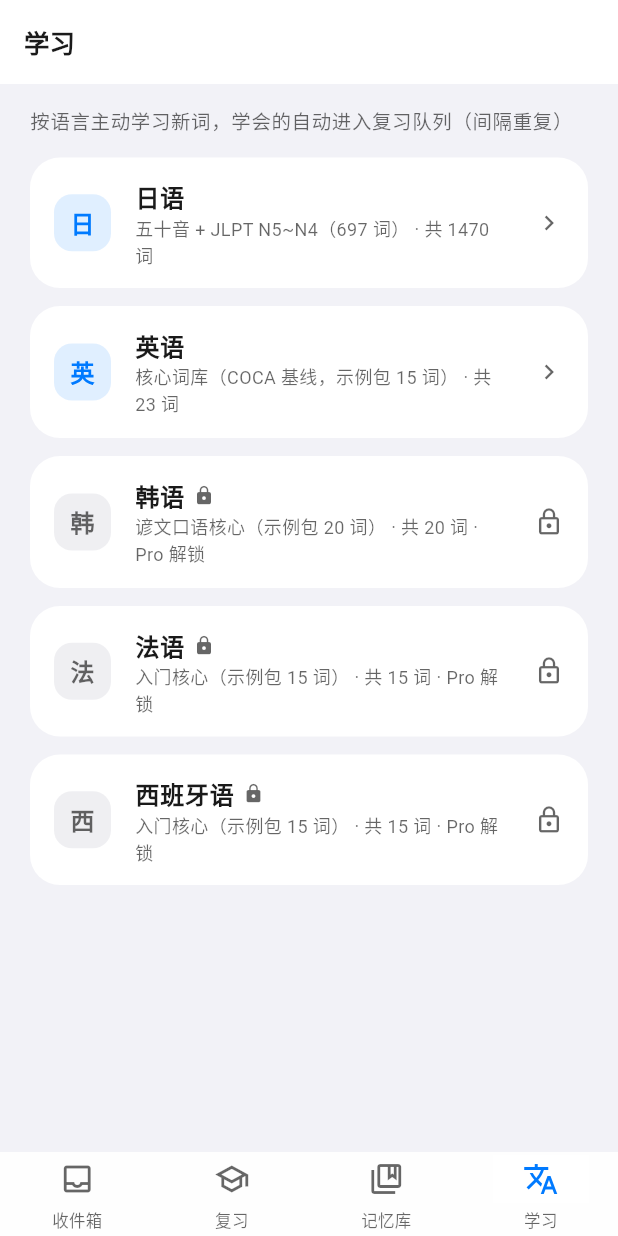
After one commit to luskyle/glean, a Flutter app: the screen it shows after launch, item 4 of the bottom bar chosen, on a phone screen of 412 x 824 dp. The commit adds this screen. Run offline on Flutter 3.47's test engine with Material 3 defaults, Android fonts, the phone set to English and light mode, and no system bars; our stand-ins replace drift, drift_flutter, fl_chart, flutter_riverpod, shared_preferences; missing offline and left inert: webdav_client; accounts and stored records are empty; generated files the repository leaves out were written again.

Commit message:
feat: 词库多语言扩展（付费分级）+ 主动学习 Tab
- 语言包分级：日语/英语免费，韩语/法语/西班牙语需 Pro 解锁
  （LanguageCatalog + 学习页锁标 + 订阅墙拦截）
- 附加语言包 extra_langs.json（en 15 / ko 20 / fr 15 / es 15 示例核心词）
- 词库管线扩展：loadJson 支持多语言条目；导入 words 表全语言
- 学习 Tab（桌面侧栏 + 移动第 4 Tab）：选语言 → 词库未学词闪卡
  （先看再自测 → 学会即成卡入复习队列，wordId 关联防重复学习）
- ItemRepository：unstudiedWords（排除已学）+ createManualCard 支持
  指定词条关联
- 测试 53 全绿（新增同步 2 + 学习 3），analyze 零问题

```diff
--- /dev/null
+++ b/lib/data/dictionary/language_catalog.dart
@@ -0,0 +1,72 @@
+/// 语言包目录（词库付费分级）。
+///
+/// 商业模式（2026-09 讨论确认）：**日语/英语免费**；更多小语种
+/// （韩语/法语/西班牙语…）需 Pro 订阅解锁（跟随现有订阅墙）。
+library;
+
+class LanguageInfo {
+  const LanguageInfo({
+    required this.code,
+    required this.name,
+    required this.badge,
+    required this.free,
+    required this.desc,
+  });
+
+  final String code;
+  final String name;
+
+  /// 列表徽标文字（避免依赖平台 emoji flag 字体）。
+  final String badge;
+  final bool free;
+  final String desc;
+}
+
+class LanguageCatalog {
+  const LanguageCatalog._();
+
+  static const _freeLangs = {'ja', 'en'};
+
+  static const entries = <LanguageInfo>[
+    LanguageInfo(
+      code: 'ja',
+      name: '日语',
+      badge: '日',
+      free: true,
+      desc: '五十音 + JLPT N5~N4（697 词）',
+    ),
+    LanguageInfo(
+      code: 'en',
+      name: '英语',
+      badge: '英',
+      free: true,
+      desc: '核心词库（COCA 基线，示例包 15 词）',
+    ),
+    LanguageInfo(
+      code: 'ko',
+      name: '韩语',
+      badge: '韩',
+      free: false,
+      desc: '谚文口语核心（示例包 20 词）',
+    ),
+    LanguageInfo(
+      code: 'fr',
+      name: '法语',
+      badge: '法',
+      free: false,
+      desc: '入门核心（示例包 15 词）',
+    ),
+    LanguageInfo(
+      code: 'es',
+      name: '西班牙语',
+      badge: '西',
+      free: false,
+      desc: '入门核心（示例包 15 词）',
+    ),
+  ];
+
+  static bool isFree(String lang) => _freeLangs.contains(lang);
+
+  static bool unlocked(String lang, {required bool isPro}) =>
+      isFree(lang) || isPro;
+}
--- a/lib/features/home/desktop_sidebar.dart
+++ b/lib/features/home/desktop_sidebar.dart
@@ -89,6 +89,12 @@ class DesktopSidebar extends ConsumerWidget {
                     label: '记忆库',
                     selected: activeTab == 2 && _isAllView(ref),
                     onTap: () => _openLibraryAll(ref),
+                  ),
+                  _SidebarRow(
+                    icon: Icons.translate,
+                    label: '学习',
+                    selected: activeTab == 3,
+                    onTap: () => onSelectTab(3),
                   ),
                 ],
               ),
--- a/lib/features/home/home_shell.dart
+++ b/lib/features/home/home_shell.dart
@@ -10,6 +10,7 @@ import '../library/library_screen.dart';
 import '../review/curve_screen.dart';
 import '../review/review_screen.dart';
 import '../settings/settings_screen.dart';
+import '../study/study_screen.dart';
 import 'desktop_sidebar.dart';
 
 /// 当前 Tab（默认落点 = 复习页，见设计原则 2）。
@@ -29,7 +30,7 @@ class HomeShell extends ConsumerStatefulWidget {
 
 class _HomeShellState extends ConsumerState<HomeShell>
     with WidgetsBindingObserver {
-  static const _titles = ['收件箱', '今日复习', '记忆库'];
+  static const _titles = ['收件箱', '今日复习', '记忆库', '学习'];
   static const _wideBreakpoint = 900.0;
 
   /// 顶栏全局搜索框控制器（宽屏）。
@@ -184,6 +185,7 @@ class _HomeShellState extends ConsumerState<HomeShell>
                           InboxScreen(active: tabIndex == 0),
                           ReviewScreen(active: tabIndex == 1),
                           LibraryScreen(active: tabIndex == 2),
+                          StudyScreen(active: tabIndex == 3),
                         ],
                       ),
                     ),
@@ -300,6 +302,7 @@ class _HomeShellState extends ConsumerState<HomeShell>
           InboxScreen(active: tabIndex == 0),
           ReviewScreen(active: tabIndex == 1),
           LibraryScreen(active: tabIndex == 2),
+          StudyScreen(active: tabIndex == 3),
         ],
       ),
       floatingActionButton: isInbox
@@ -333,6 +336,11 @@ class _HomeShellState extends ConsumerState<HomeShell>
             selectedIcon: Icon(Icons.collections_bookmark),
             label: '记忆库',
           ),
+          NavigationDestination(
+            icon: Icon(Icons.translate),
+            selectedIcon: Icon(Icons.translate),
+            label: '学习',
+          ),
         ],
       ),
     );
--- /dev/null
+++ b/lib/features/study/study_screen.dart
@@ -0,0 +1,139 @@
+import 'package:flutter/material.dart';
+import 'package:flutter_riverpod/flutter_riverpod.dart';
+
+import '../../data/dictionary/language_catalog.dart';
+import '../../providers.dart';
+import '../../shared/empty_state.dart';
+import '../../shared/ios_large_title.dart';
+import '../settings/paywall_sheet.dart';
+import 'study_session_screen.dart';
+
+/// 学习 Tab：按语言主动学习（新词闪卡 → 自动进入 SRS 复习队列）。
+///
+/// 语言包分级：日语/英语免费；韩/法/西 等需 Pro 解锁。
+class StudyScreen extends ConsumerWidget {
+  const StudyScreen({super.key, this.active = true});
+
+  final bool active;
+
+  @override
+  Widget build(BuildContext context, WidgetRef ref) {
+    if (!active) return const SizedBox.shrink();
+
+    final settings = ref.watch(settingsProvider);
+    final dict = ref.watch(dictionaryServiceProvider);
+    final counts = dict.countsByLang();
+
+    return ListView(
+      padding: const EdgeInsets.fromLTRB(20, 12, 20, 88),
+      children: [
+        const IOSLargeTitle('学习'),
+        const SizedBox(height: 4),
+        Text(
+          '按语言主动学习新词，学会的自动进入复习队列（间隔重复）',
+          style: Theme.of(context).textTheme.bodySmall,
+        ),
+        const SizedBox(height: 16),
+        for (final lang in LanguageCatalog.entries)
+          _LangCard(
+            info: lang,
+            entryCount: counts[lang.code] ?? 0,
+            unlocked:
+                LanguageCatalog.unlocked(lang.code, isPro: settings.isPro),
+            onTap: () {
+              if (LanguageCatalog.unlocked(lang.code, isPro: settings.isPro)) {
+                Navigator.of(context).push(
+                  MaterialPageRoute(
+                    builder: (_) => StudySessionScreen(lang: lang.code),
+                  ),
+                );
+              } else {
+                PaywallSheet.show(
+                    context: context, reason: '解锁语言包：${lang.name}');
+              }
+            },
+          ),
+      ],
+    );
+  }
+}
+
+class _LangCard extends StatelessWidget {
+  const _LangCard({
+    required this.info,
+    required this.entryCount,
+    required this.unlocked,
+    required this.onTap,
+  });
+
+  final LanguageInfo info;
+  final int entryCount;
+  final bool unlocked;
+  final VoidCallback onTap;
+
+  @override
+  Widget build(BuildContext context) {
+    final scheme = Theme.of(context).colorScheme;
+    return Card(
+      margin: const EdgeInsets.only(bottom: 12),
+      child: ListTile(
+        contentPadding: const EdgeInsets.symmetric(horizontal: 16, vertical: 6),
+        onTap: onTap,
+        leading: Container(
+          width: 38,
+          height: 38,
+          alignment: Alignment.center,
+          decoration: BoxDecoration(
+            color: info.free
+                ? scheme.primary.withValues(alpha: 0.12)
+                : scheme.surfaceContainerHighest.withValues(alpha: 0.6),
+            borderRadius: BorderRadius.circular(12),
+          ),
+          child: Text(
+            info.badge,
+            style: TextStyle(
+              fontSize: 16,
+              fontWeight: FontWeight.w700,
+              color: info.free ? scheme.primary : scheme.onSurfaceVariant,
+            ),
+          ),
+        ),
+        title: Row(
+          children: [
+            Text(
+              info.name,
+              style: const TextStyle(fontSize: 16, fontWeight: FontWeight.w600),
+            ),
+            if (!unlocked) ...[
+              const SizedBox(width: 6),
+              Icon(Icons.lock, size: 14, color: scheme.onSurfaceVariant),
+            ],
+          ],
+        ),
+        subtitle: Text(
+          '${info.desc} · 共 $entryCount 词${unlocked ? '' : ' · Pro 解锁'}',
+          style: TextStyle(fontSize: 12, color: scheme.onSurfaceVariant),
+        ),
+        trailing: Icon(
+          unlocked ? Icons.chevron_right : Icons.lock_outline,
+          size: 20,
+          color: scheme.onSurfaceVariant,
+        ),
+      ),
+    );
+  }
+}
+
+/// 学习空态（未载入词库）。
+class StudyEmptyState extends StatelessWidget {
+  const StudyEmptyState({super.key});
+
+  @override
+  Widget build(BuildContext context) {
+    return const EmptyState(
+      icon: Icons.translate,
+      title: '词库尚未载入',
+      subtitle: '重启应用后自动载入语言包',
+    );
+  }
+}
```
Also changed, not shown: lib/assets/dictionary/extra_langs.json (added, +71 -0 lines), lib/data/dictionary/dictionary_service.dart (+26 -2 lines), lib/data/repositories/item_repository.dart (+22 -5 lines), lib/features/study/study_session_screen.dart (added, +224 -0 lines), 1 other file.
